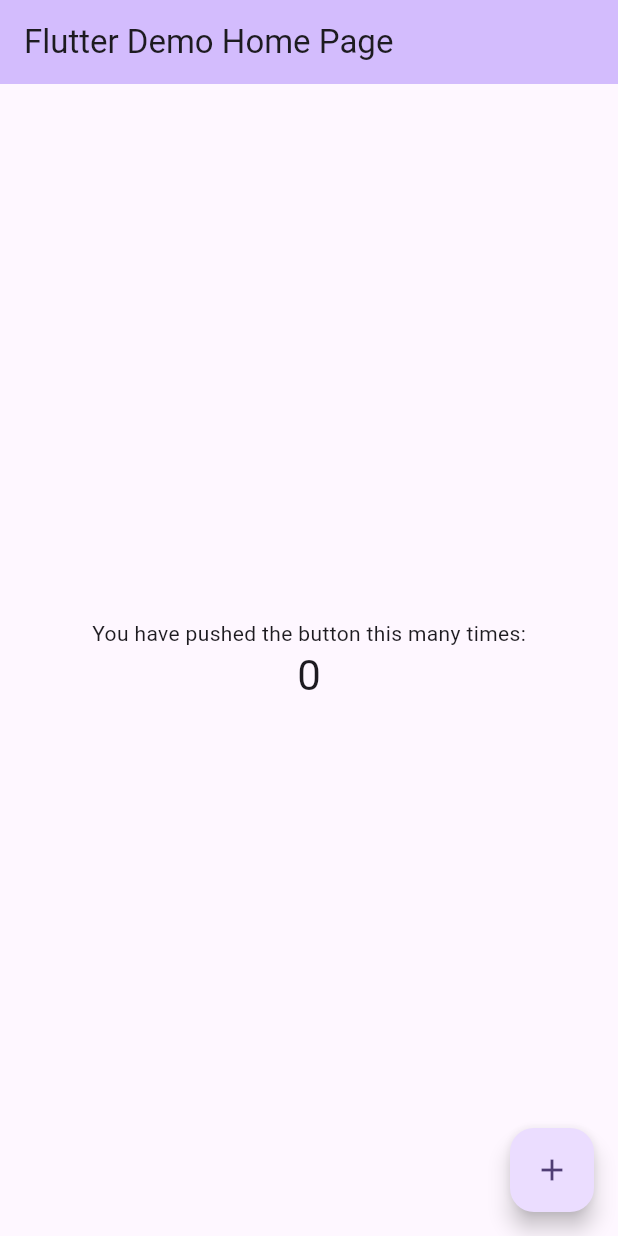
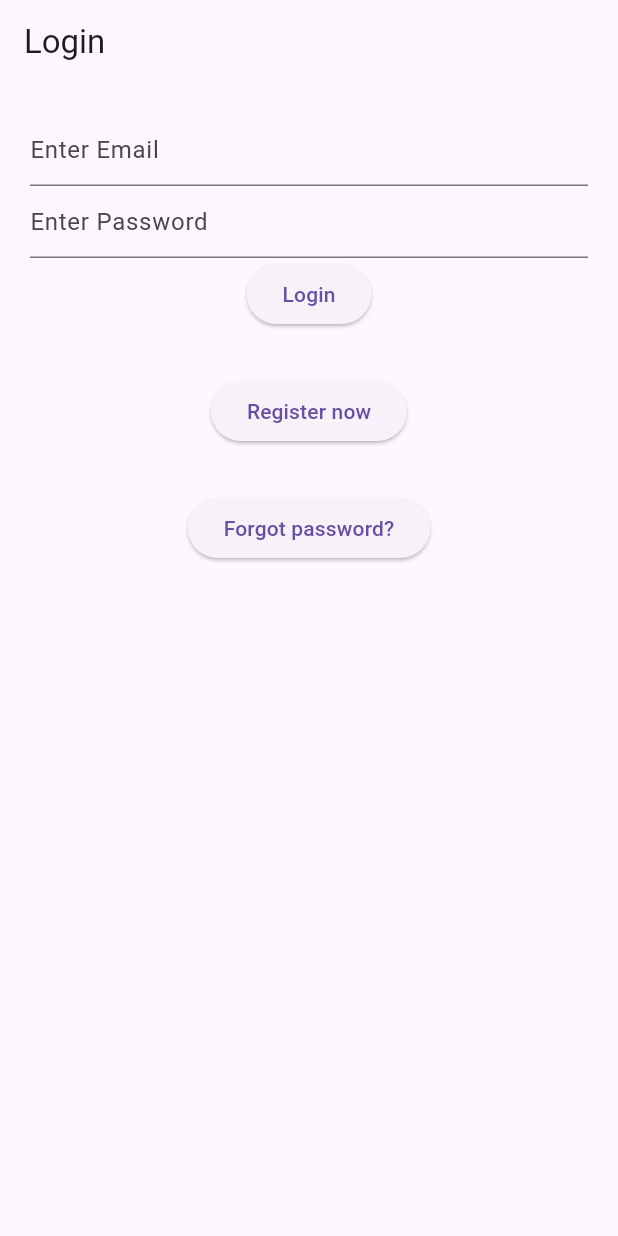
Before and after one commit to ISCOUTB/DS-todolist, a Flutter app: the screen it shows after launch, on a phone screen of 412 x 824 dp. Run offline on Flutter 3.47's test engine with Material 3 defaults, Android fonts, the phone set to English and light mode, and no system bars; our stand-ins replace firebase_auth, firebase_core, flutter_dotenv, get; accounts and stored records are empty.

Commit message:
update v.1

```diff
--- /dev/null
+++ b/lib/forgot.dart
@@ -0,0 +1,36 @@
+import 'package:flutter/material.dart';
+import 'package:firebase_auth/firebase_auth.dart';
+
+class Forgot extends StatefulWidget {
+  const Forgot({super.key});
+
+  @override
+  State<Forgot> createState() => _ForgotState();
+}
+
+class _ForgotState extends State<Forgot> {
+  TextEditingController email = TextEditingController();
+
+  reset()async{
+      await FirebaseAuth.instance.sendPasswordResetEmail(email: email.text);
+    }
+
+  @override
+  Widget build(BuildContext context) {
+    return Scaffold(
+      appBar: AppBar(title: Text("Forgot password"),),
+      body: Padding(
+        padding: const EdgeInsets.all(20.0),
+        child: Column(
+          children: [
+            TextField(
+              controller: email,
+              decoration: InputDecoration(hintText: "Enter Email"),
+            ),
+            ElevatedButton(onPressed: (() => reset()), child: Text("Send Reset Link"))
+          ],
+        ),
+      ),
+    );
+  }
+}
--- /dev/null
+++ b/lib/login.dart
@@ -0,0 +1,70 @@
+import 'package:firebase_auth/firebase_auth.dart';
+import 'package:flutter/material.dart';
+import 'package:get/get.dart';
+import 'package:to_do_list/forgot.dart';
+import 'package:to_do_list/signup.dart';
+
+class Login extends StatefulWidget {
+  const Login({super.key});
+
+  @override
+  State<Login> createState() => _LoginState();
+}
+
+class _LoginState extends State<Login> {
+
+  TextEditingController email = TextEditingController();
+  TextEditingController password = TextEditingController();
+
+  bool isloading = false;
+
+  signIn() async{
+
+    setState(() {
+      isloading = true;
+    });
+
+
+    try{
+      await FirebaseAuth.instance.signInWithEmailAndPassword(email: email.text, password: password.text);
+
+    }on FirebaseAuthException catch(e){
+      Get.snackbar("Error", e.message!);
+    }catch(e){
+      Get.snackbar("Error", e.toString());
+    }
+
+    setState(() {
+      isloading = false;
+    });
+
+  }
+
+  @override
+  Widget build(BuildContext context) {
+    return isloading?Center(child: CircularProgressIndicator(),) : Scaffold(
+      appBar: AppBar(title: Text("Login"),),
+      body: Padding(
+        padding: const EdgeInsets.all(20.0),
+        child: Column(
+          children: [
+            TextField(
+              controller: email,
+              decoration: InputDecoration(hintText: "Enter Email"),
+            ),
+            TextField(
+              controller: password,
+              decoration: InputDecoration(hintText: "Enter Password"),
+            ),
+            ElevatedButton(onPressed: (() => signIn()), child: Text("Login")),
+            SizedBox(height: 30,),
+            ElevatedButton(onPressed: (() => Get.to(Signup())), child: Text("Register now")),
+            SizedBox(height: 30,),
+            ElevatedButton(onPressed: (() => Get.to(Forgot())), child: Text("Forgot password?")),
+          ],
+        ),
+      ),
+
+    );
+  }
+}
--- a/lib/main.dart
+++ b/lib/main.dart
@@ -1,9 +1,16 @@
+import 'package:firebase_core/firebase_core.dart';
 import 'package:flutter/material.dart';
 import 'package:flutter_dotenv/flutter_dotenv.dart';
+import 'package:to_do_list/firebase_options.dart';
+import 'package:to_do_list/wrapper.dart';
+import 'package:get/get.dart';
 
-
-void main() async{
+void main() async {
+  WidgetsFlutterBinding.ensureInitialized();
   await dotenv.load(fileName: ".env");
+  await Firebase.initializeApp(
+    options: DefaultFirebaseOptions.currentPlatform,
+  );
   runApp(const MyApp());
 }
 
@@ -13,113 +20,9 @@ class MyApp extends StatelessWidget {
   // This widget is the root of your application.
   @override
   Widget build(BuildContext context) {
-    return MaterialApp(
-      title: 'Flutter Demo',
-      theme: ThemeData(
-        // This is the theme of your application.
-        //
-        // TRY THIS: Try running your application with "flutter run". You'll see
-        // the application has a purple toolbar. Then, without quitting the app,
-        // try changing the seedColor in the colorScheme below to Colors.green
-        // and then invoke "hot reload" (save your changes or press the "hot
-        // reload" button in a Flutter-supported IDE, or press "r" if you used
-        // the command line to start the app).
-        //
-        // Notice that the counter didn't reset back to zero; the application
-        // state is not lost during the reload. To reset the state, use hot
-        // restart instead.
-        //
-        // This works for code too, not just values: Most code changes can be
-        // tested with just a hot reload.
-        colorScheme: ColorScheme.fromSeed(seedColor: Colors.deepPurple),
-      ),
-      home: const MyHomePage(title: 'Flutter Demo Home Page'),
+    return GetMaterialApp(
+      debugShowCheckedModeBanner: false,
+      home: Wrapper(),
     );
   }
 }
-
-class MyHomePage extends StatefulWidget {
-  const MyHomePage({super.key, required this.title});
-
-  // This widget is the home page of your application. It is stateful, meaning
-  // that it has a State object (defined below) that contains fields that affect
-  // how it looks.
-
-  // This class is the configuration for the state. It holds the values (in this
-  // case the title) provided by the parent (in this case the App widget) and
-  // used by the build method of the State. Fields in a Widget subclass are
-  // always marked "final".
-
-  final String title;
-
-  @override
-  State<MyHomePage> createState() => _MyHomePageState();
-}
-
-class _MyHomePageState extends State<MyHomePage> {
-  int _counter = 0;
-
-  void _incrementCounter() {
-    setState(() {
-      // This call to setState tells the Flutter framework that something has
-      // changed in this State, which causes it to rerun the build method below
-      // so that the display can reflect the updated values. If we changed
-      // _counter without calling setState(), then the build method would not be
-      // called again, and so nothing would appear to happen.
-      _counter++;
-    });
-  }
-
-  @override
-  Widget build(BuildContext context) {
-    // This method is rerun every time setState is called, for instance as done
-    // by the _incrementCounter method above.
-    //
-    // The Flutter framework has been optimized to make rerunning build methods
-    // fast, so that you can just rebuild anything that needs updating rather
-    // than having to individually change instances of widgets.
-    return Scaffold(
-      appBar: AppBar(
-        // TRY THIS: Try changing the color here to a specific color (to
-        // Colors.amber, perhaps?) and trigger a hot reload to see the AppBar
-        // change color while the other colors stay the same.
-        backgroundColor: Theme.of(context).colorScheme.inversePrimary,
-        // Here we take the value from the MyHomePage object that was created by
-        // the App.build method, and use it to set our appbar title.
-        title: Text(widget.title),
-      ),
-      body: Center(
-        // Center is a layout widget. It takes a single child and positions it
-        // in the middle of the parent.
-        child: Column(
-          // Column is also a layout widget. It takes a list of children and
-          // arranges them vertically. By default, it sizes itself to fit its
-          // children horizontally, and tries to be as tall as its parent.
-          //
-          // Column has various properties to control how it sizes itself and
-          // how it positions its children. Here we use mainAxisAlignment to
-          // center the children vertically; the main axis here is the vertical
-          // axis because Columns are vertical (the cross axis would be
-          // horizontal).
-          //
-          // TRY THIS: Invoke "debug painting" (choose the "Toggle Debug Paint"
-          // action in the IDE, or press "p" in the console), to see the
-          // wireframe for each widget.
-          mainAxisAlignment: MainAxisAlignment.center,
-          children: <Widget>[
-            const Text('You have pushed the button this many times:'),
-            Text(
-              '$_counter',
-              style: Theme.of(context).textTheme.headlineMedium,
-            ),
-          ],
-        ),
-      ),
-      floatingActionButton: FloatingActionButton(
-        onPressed: _incrementCounter,
-        tooltip: 'Increment',
-        child: const Icon(Icons.add),
-      ), // This trailing comma makes auto-formatting nicer for build methods.
-    );
-  }
-}
--- /dev/null
+++ b/lib/wrapper.dart
@@ -0,0 +1,35 @@
+import 'package:firebase_auth/firebase_auth.dart';
+import 'package:flutter/material.dart';
+import 'package:to_do_list/homepage.dart';
+import 'package:to_do_list/login.dart';
+import 'package:to_do_list/verify.dart';
+
+class Wrapper extends StatefulWidget {
+  const Wrapper({super.key});
+
+  @override
+  State<Wrapper> createState() => _WrapperState();
+}
+
+class _WrapperState extends State<Wrapper> {
+  @override
+  Widget build(BuildContext context) {
+    return Scaffold(
+      body: StreamBuilder(
+        stream: FirebaseAuth.instance.authStateChanges(),
+         builder: (context, snapshot){
+          if(snapshot.hasData){
+            print(snapshot.data);
+            if(snapshot.data!.emailVerified){
+              return Homepage();
+            }else{
+            return Verify();
+            }
+          }else{
+            return Login();
+          }
+         }
+        ),
+    );
+  }
+}
```
Also changed, not shown: lib/signup.dart (added, +45 -0 lines), lib/verify.dart (added, +53 -0 lines), pubspec.yaml (+5 -3 lines), pubspec.lock.
